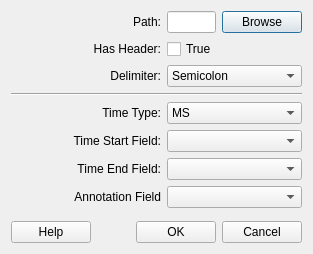
This is qt_ui/DialogSegmentationImport.ui in FilmColors/VIAN as Qt 5 draws it before an edit. The edited form follows.
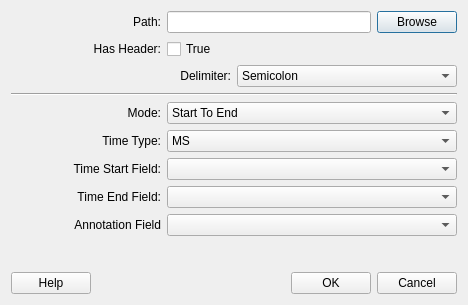
This is the edited form.

Diff of the .ui file:
```diff
--- a/qt_ui/DialogSegmentationImport.ui
+++ b/qt_ui/DialogSegmentationImport.ui
@@ -6,8 +6,8 @@
    <rect>
     <x>0</x>
     <y>0</y>
-    <width>311</width>
-    <height>254</height>
+    <width>468</width>
+    <height>305</height>
    </rect>
   </property>
   <property name="windowTitle">
@@ -136,6 +136,46 @@
      </property>
     </widget>
    </item>
+   <item>
+    <layout class="QHBoxLayout" name="horizontalLayout_9">
+     <item>
+      <widget class="QLabel" name="label_8">
+       <property name="sizePolicy">
+        <sizepolicy hsizetype="Maximum" vsizetype="Preferred">
+         <horstretch>0</horstretch>
+         <verstretch>0</verstretch>
+        </sizepolicy>
+       </property>
+       <property name="minimumSize">
+        <size>
+         <width>150</width>
+         <height>0</height>
+        </size>
+       </property>
+       <property name="text">
+        <string>Mode:</string>
+       </property>
+       <property name="alignment">
+        <set>Qt::AlignRight|Qt::AlignTrailing|Qt::AlignVCenter</set>
+       </property>
+      </widget>
+     </item>
+     <item>
+      <widget class="QComboBox" name="comboBox_Mode">
+       <item>
+        <property name="text">
+         <string>Start To End</string>
+        </property>
+       </item>
+       <item>
+        <property name="text">
+         <string>Start To Next</string>
+        </property>
+       </item>
+      </widget>
+     </item>
+    </layout>
+   </item>
    <item>
     <layout class="QHBoxLayout" name="horizontalLayout_5">
      <item>
```
